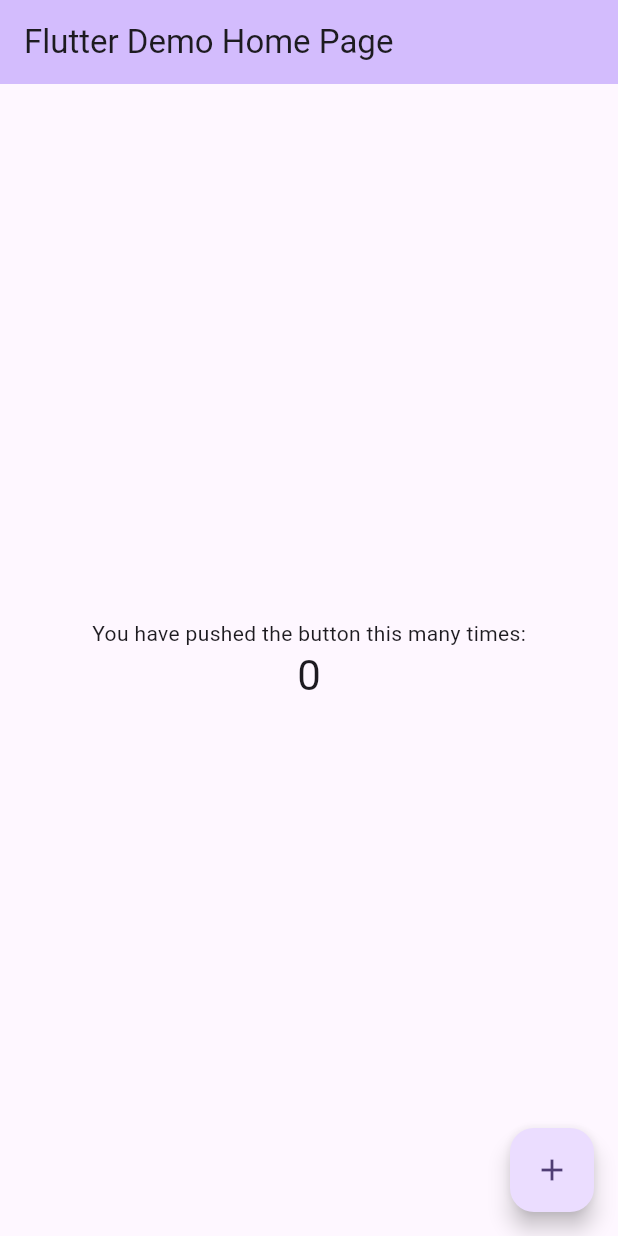
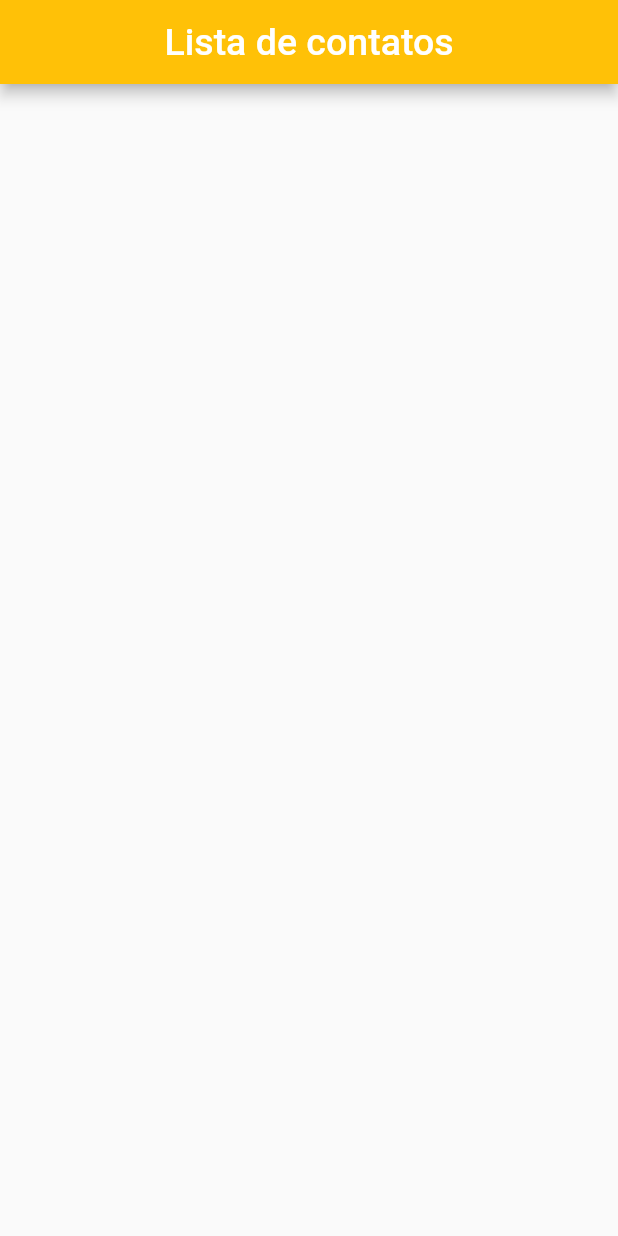
Before and after one commit to Thanriel/Lista_De_Contatos, a Flutter app: the screen it shows after launch, on a phone screen of 412 x 824 dp. Run offline on Flutter 3.47's test engine with Material 2 defaults, Android fonts, the phone set to English and light mode, and no system bars.

Commit message:
Commit 2

```diff
--- a/lista_de_contatos/lib/main.dart
+++ b/lista_de_contatos/lib/main.dart
@@ -1,125 +1,18 @@
 import 'package:flutter/material.dart';
+import 'package:lista_de_contatos/pages/ContactList.dart';
 
 void main() {
-  runApp(const MyApp());
+  runApp(MyApp());
 }
 
 class MyApp extends StatelessWidget {
   const MyApp({super.key});
 
-  // This widget is the root of your application.
   @override
   Widget build(BuildContext context) {
     return MaterialApp(
-      title: 'Flutter Demo',
-      theme: ThemeData(
-        // This is the theme of your application.
-        //
-        // TRY THIS: Try running your application with "flutter run". You'll see
-        // the application has a blue toolbar. Then, without quitting the app,
-        // try changing the seedColor in the colorScheme below to Colors.green
-        // and then invoke "hot reload" (save your changes or press the "hot
-        // reload" button in a Flutter-supported IDE, or press "r" if you used
-        // the command line to start the app).
-        //
-        // Notice that the counter didn't reset back to zero; the application
-        // state is not lost during the reload. To reset the state, use hot
-        // restart instead.
-        //
-        // This works for code too, not just values: Most code changes can be
-        // tested with just a hot reload.
-        colorScheme: ColorScheme.fromSeed(seedColor: Colors.deepPurple),
-        useMaterial3: true,
-      ),
-      home: const MyHomePage(title: 'Flutter Demo Home Page'),
+      debugShowCheckedModeBanner: false,
+      home: ContactList(),
     );
   }
 }
-
-class MyHomePage extends StatefulWidget {
-  const MyHomePage({super.key, required this.title});
-
-  // This widget is the home page of your application. It is stateful, meaning
-  // that it has a State object (defined below) that contains fields that affect
-  // how it looks.
-
-  // This class is the configuration for the state. It holds the values (in this
-  // case the title) provided by the parent (in this case the App widget) and
-  // used by the build method of the State. Fields in a Widget subclass are
-  // always marked "final".
-
-  final String title;
-
-  @override
-  State<MyHomePage> createState() => _MyHomePageState();
-}
-
-class _MyHomePageState extends State<MyHomePage> {
-  int _counter = 0;
-
-  void _incrementCounter() {
-    setState(() {
-      // This call to setState tells the Flutter framework that something has
-      // changed in this State, which causes it to rerun the build method below
-      // so that the display can reflect the updated values. If we changed
-      // _counter without calling setState(), then the build method would not be
-      // called again, and so nothing would appear to happen.
-      _counter++;
-    });
-  }
-
-  @override
-  Widget build(BuildContext context) {
-    // This method is rerun every time setState is called, for instance as done
-    // by the _incrementCounter method above.
-    //
-    // The Flutter framework has been optimized to make rerunning build methods
-    // fast, so that you can just rebuild anything that needs updating rather
-    // than having to individually change instances of widgets.
-    return Scaffold(
-      appBar: AppBar(
-        // TRY THIS: Try changing the color here to a specific color (to
-        // Colors.amber, perhaps?) and trigger a hot reload to see the AppBar
-        // change color while the other colors stay the same.
-        backgroundColor: Theme.of(context).colorScheme.inversePrimary,
-        // Here we take the value from the MyHomePage object that was created by
-        // the App.build method, and use it to set our appbar title.
-        title: Text(widget.title),
-      ),
-      body: Center(
-        // Center is a layout widget. It takes a single child and positions it
-        // in the middle of the parent.
-        child: Column(
-          // Column is also a layout widget. It takes a list of children and
-          // arranges them vertically. By default, it sizes itself to fit its
-          // children horizontally, and tries to be as tall as its parent.
-          //
-          // Column has various properties to control how it sizes itself and
-          // how it positions its children. Here we use mainAxisAlignment to
-          // center the children vertically; the main axis here is the vertical
-          // axis because Columns are vertical (the cross axis would be
-          // horizontal).
-          //
-          // TRY THIS: Invoke "debug painting" (choose the "Toggle Debug Paint"
-          // action in the IDE, or press "p" in the console), to see the
-          // wireframe for each widget.
-          mainAxisAlignment: MainAxisAlignment.center,
-          children: <Widget>[
-            const Text(
-              'You have pushed the button this many times:',
-            ),
-            Text(
-              '$_counter',
-              style: Theme.of(context).textTheme.headlineMedium,
-            ),
-          ],
-        ),
-      ),
-      floatingActionButton: FloatingActionButton(
-        onPressed: _incrementCounter,
-        tooltip: 'Increment',
-        child: const Icon(Icons.add),
-      ), // This trailing comma makes auto-formatting nicer for build methods.
-    );
-  }
-}
--- /dev/null
+++ b/lista_de_contatos/lib/pages/ContactList.dart
@@ -0,0 +1,32 @@
+import 'package:flutter/material.dart';
+
+class ContactList extends StatefulWidget {
+  const ContactList({super.key});
+
+  @override
+  _ContactList createState() => _ContactList();
+}
+
+class _ContactList extends State<ContactList> {
+  @override
+  Widget build(BuildContext context) {
+    return SafeArea(
+        child: Scaffold(
+      appBar: AppBar(
+          backgroundColor: Colors.amber,
+          title: const Text(
+            "Lista de contatos",
+            style: TextStyle(fontSize: 25, color: Colors.white),
+          ),
+          centerTitle: true),
+      body: const Center(
+        child: Padding(
+          padding: const EdgeInsets.symmetric(horizontal: 16),
+          child: Column(
+            mainAxisSize: MainAxisSize.min,
+          ),
+        ),
+      ),
+    ));
+  }
+}
```
